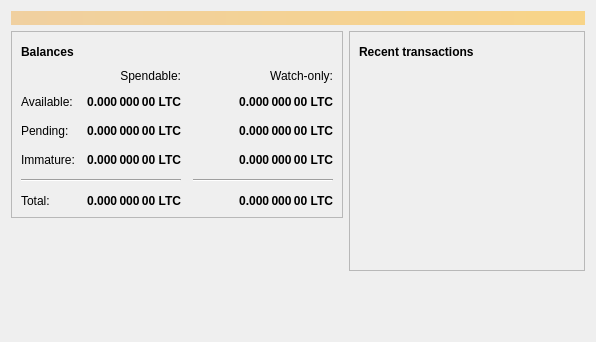
Old version of the form src/qt/forms/overviewpage.ui in the repository goldcoin/goldcoin.
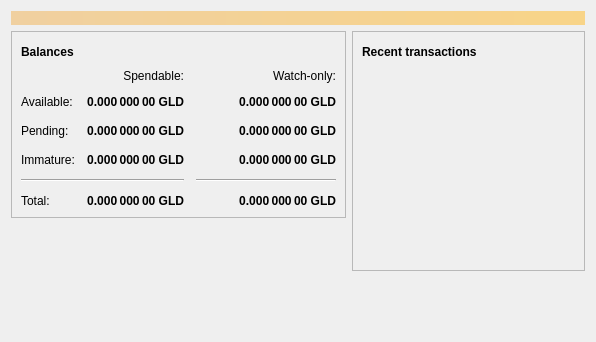
New version of the form. Icons and pictures are not drawn.

The edit to the form file:
```diff
--- a/src/qt/forms/overviewpage.ui
+++ b/src/qt/forms/overviewpage.ui
@@ -129,7 +129,7 @@
                <string>Unconfirmed transactions to watch-only addresses</string>
               </property>
               <property name="text">
-               <string notr="true">0.000 000 00 LTC</string>
+               <string notr="true">0.000 000 00 GLD</string>
               </property>
               <property name="alignment">
                <set>Qt::AlignRight|Qt::AlignTrailing|Qt::AlignVCenter</set>
@@ -154,7 +154,7 @@
                <string>Total of transactions that have yet to be confirmed, and do not yet count toward the spendable balance</string>
               </property>
               <property name="text">
-               <string notr="true">0.000 000 00 LTC</string>
+               <string notr="true">0.000 000 00 GLD</string>
               </property>
               <property name="alignment">
                <set>Qt::AlignRight|Qt::AlignTrailing|Qt::AlignVCenter</set>
@@ -179,7 +179,7 @@
                <string>Mined balance in watch-only addresses that has not yet matured</string>
               </property>
               <property name="text">
-               <string notr="true">0.000 000 00 LTC</string>
+               <string notr="true">0.000 000 00 GLD</string>
               </property>
               <property name="alignment">
                <set>Qt::AlignRight|Qt::AlignTrailing|Qt::AlignVCenter</set>
@@ -237,7 +237,7 @@
                <string>Mined balance that has not yet matured</string>
               </property>
               <property name="text">
-               <string notr="true">0.000 000 00 LTC</string>
+               <string notr="true">0.000 000 00 GLD</string>
               </property>
               <property name="alignment">
                <set>Qt::AlignRight|Qt::AlignTrailing|Qt::AlignVCenter</set>
@@ -282,7 +282,7 @@
                <string>Your current total balance</string>
               </property>
               <property name="text">
-               <string notr="true">0.000 000 00 LTC</string>
+               <string notr="true">0.000 000 00 GLD</string>
               </property>
               <property name="alignment">
                <set>Qt::AlignRight|Qt::AlignTrailing|Qt::AlignVCenter</set>
@@ -307,7 +307,7 @@
                <string>Current total balance in watch-only addresses</string>
               </property>
               <property name="text">
-               <string notr="true">0.000 000 00 LTC</string>
+               <string notr="true">0.000 000 00 GLD</string>
               </property>
               <property name="alignment">
                <set>Qt::AlignRight|Qt::AlignTrailing|Qt::AlignVCenter</set>
@@ -349,7 +349,7 @@
                <string>Your current spendable balance</string>
               </property>
               <property name="text">
-               <string notr="true">0.000 000 00 LTC</string>
+               <string notr="true">0.000 000 00 GLD</string>
               </property>
               <property name="alignment">
                <set>Qt::AlignRight|Qt::AlignTrailing|Qt::AlignVCenter</set>
@@ -374,7 +374,7 @@
                <string>Your current balance in watch-only addresses</string>
               </property>
               <property name="text">
-               <string notr="true">0.000 000 00 LTC</string>
+               <string notr="true">0.000 000 00 GLD</string>
               </property>
               <property name="alignment">
                <set>Qt::AlignRight|Qt::AlignTrailing|Qt::AlignVCenter</set>
```
Left out of the diff: 4 changed lines with no effect on the pictures.
